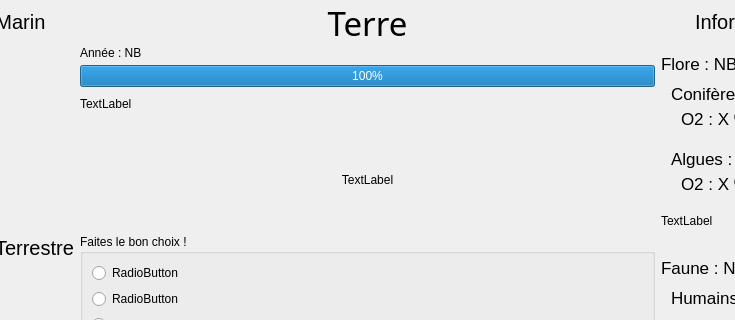
Before: the Qt Designer form projet_graphique/projet_graphique/projet_bis/fenetre2.ui in Fredecontre/ProjetCpp, drawn with Qt 5; both pictures show x 119 to 854 and y 0 to 320 of the 958 by 481 pixel window.
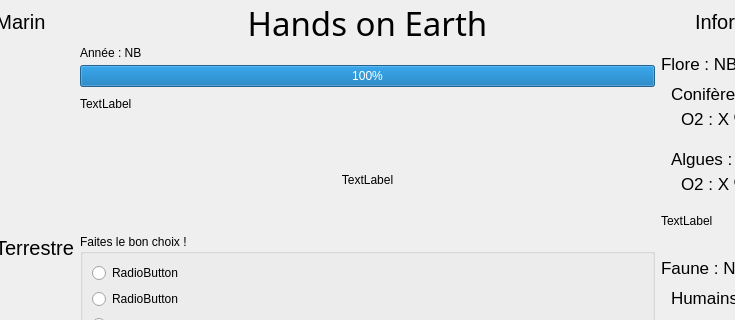
After: the same form once the commit is applied.

Diff of the .ui file:
```diff
--- a/projet_graphique/projet_graphique/projet_bis/fenetre2.ui
+++ b/projet_graphique/projet_graphique/projet_bis/fenetre2.ui
@@ -253,7 +253,7 @@
          </font>
         </property>
         <property name="text">
-         <string>Terre</string>
+         <string>Hands on Earth</string>
         </property>
         <property name="alignment">
          <set>Qt::AlignCenter</set>
```
